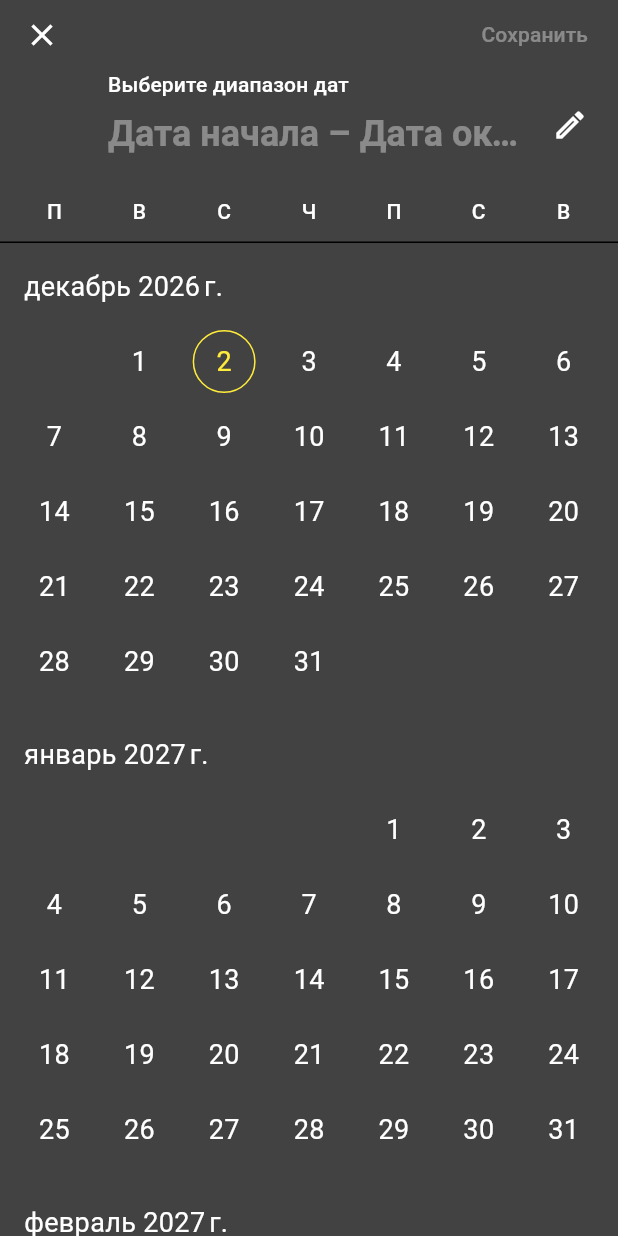
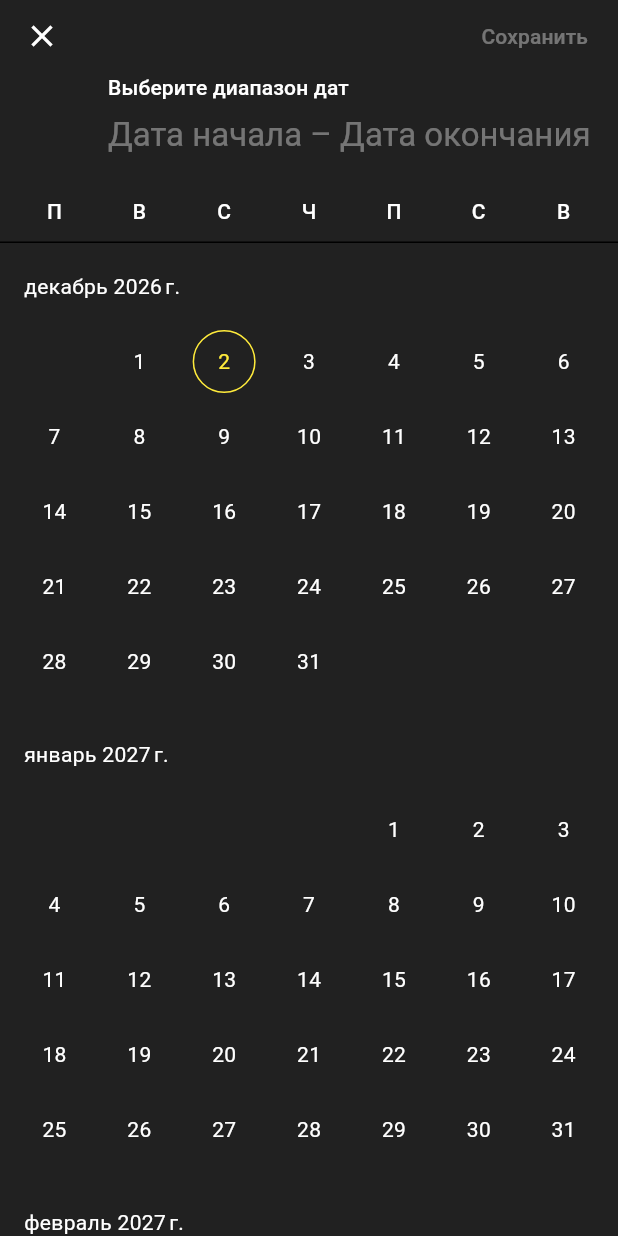
Before and after one commit to F1TU3S17/t-bank-analiz-mob, a Flutter app: the AnaliticPage screen opened directly, after a tap on "Выберите диапазон дат", on a phone screen of 412 x 824 dp. Run offline on Flutter 3.47's test engine with Material 3 defaults, Android fonts, the phone set to English and light mode, and no system bars.

Commit message:
АНАЛитика 1.1

```diff
--- a/lib/sreenes/pages/analiticPage.dart
+++ b/lib/sreenes/pages/analiticPage.dart
@@ -10,7 +10,6 @@ class AnaliticPage extends StatefulWidget {
 class _AnaliticPageState extends State<AnaliticPage> {
   DateTimeRange? _selectedDateRange;
   List<Map<String, dynamic>> _analyticsData = [];
-  DateTime _selectedDate = DateTime.now();
 
   // Заглушка для функции отправки данных (будет заменена на реальный запрос на сервер)
   Future<void> _fetchAnalyticsData(DateTime start, DateTime end) async {
@@ -49,10 +48,57 @@ class _AnaliticPageState extends State<AnaliticPage> {
   // Открытие выбора диапазона дат
   Future<void> _selectDateRange(BuildContext context) async {
     DateTimeRange? picked = await showDateRangePicker(
+      initialEntryMode: DatePickerEntryMode.calendarOnly,
       context: context,
       firstDate: DateTime(2000),
       lastDate: DateTime(2101),
       initialDateRange: _selectedDateRange,
+      builder: (context, child) {
+        return Theme(
+          data: ThemeData.light().copyWith(
+            colorScheme: ColorScheme.light(
+              primary: Colors.yellow, // Цвет для выделения
+              onPrimary:
+                  Colors.black, // Цвет текста и элементов на фоне primary
+              secondary: Colors.grey, // Цвет для акцентов
+              onSecondary:
+                  Colors.black, // Цвет текста и элементов на фоне secondary
+              onSurface: Colors.white,
+            ),
+            scaffoldBackgroundColor:
+                Colors.grey[900], // Устанавливаем фон календаря
+            dialogBackgroundColor: Colors.grey[850], // Фон всплывающего окна
+            dialogTheme: DialogTheme(
+              backgroundColor: Colors.grey[850], // Цвет окна ручного ввода
+            ),
+            textButtonTheme: TextButtonThemeData(
+                style: TextButton.styleFrom(
+                    foregroundColor:
+                        Colors.black)), // Используем foregroundColor
+            iconTheme: IconThemeData(color: Colors.white), // Белые иконки
+            textTheme: TextTheme(
+              bodyLarge:
+                  TextStyle(color: Colors.black), // Белый цвет для текста
+              bodyMedium:
+                  TextStyle(color: Colors.white), // Белый цвет для текста
+              bodySmall:
+                  TextStyle(color: Colors.white), // Белый цвет для субтитров
+            ),
+            inputDecorationTheme: InputDecorationTheme(
+              filled: true,
+              fillColor: Colors.grey[800], // Цвет фона текстового поля
+              focusedBorder: OutlineInputBorder(
+                borderRadius: BorderRadius.circular(10),
+                borderSide: const BorderSide(
+                  color: Colors.yellow, // Цвет рамки при фокусе
+                  width: 2,
+                ),
+              ),
+            ),
+          ),
+          child: child!,
+        );
+      },
     );
 
     if (picked != null && picked != _selectedDateRange) {
@@ -142,12 +188,14 @@ class _AnaliticPageState extends State<AnaliticPage> {
                         style: TextStyle(
                           fontSize: 20,
                           fontWeight: FontWeight.bold,
+                          color: Colors.white, // Белый цвет текста заголовка
                         ),
                       ),
                       subtitle: Text(
                         data['info'],
                         style: TextStyle(
                           fontSize: 16,
+                          color: Colors.white, // Белый цвет текста субтитров
                         ),
                       ),
                     ),
```
